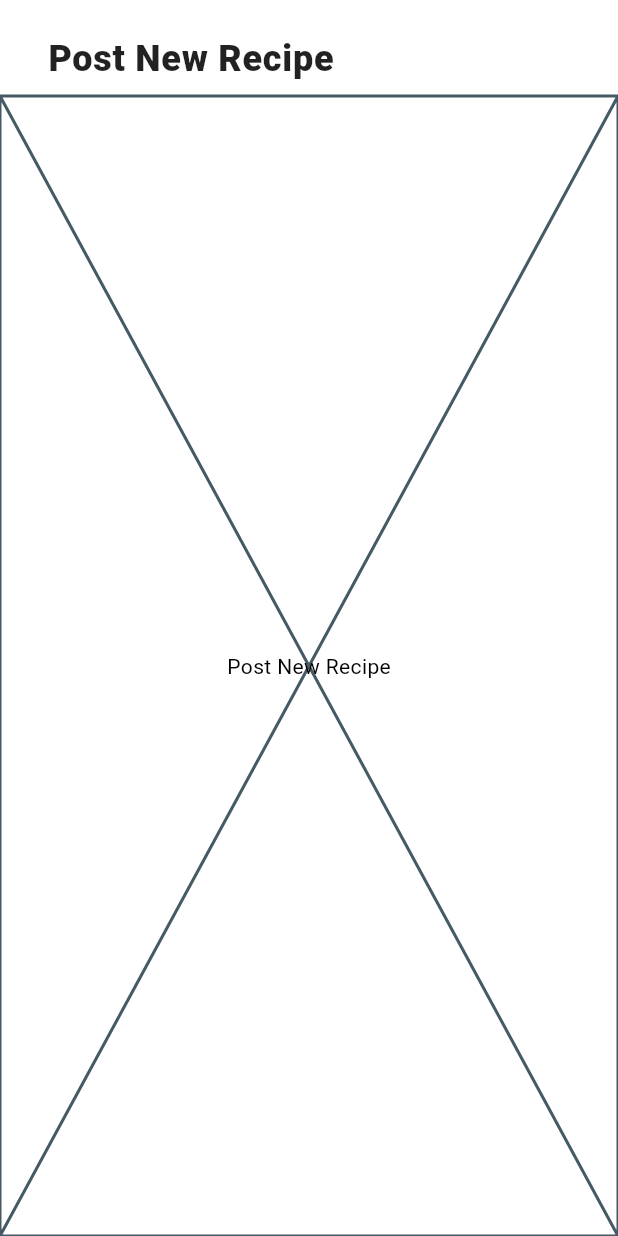
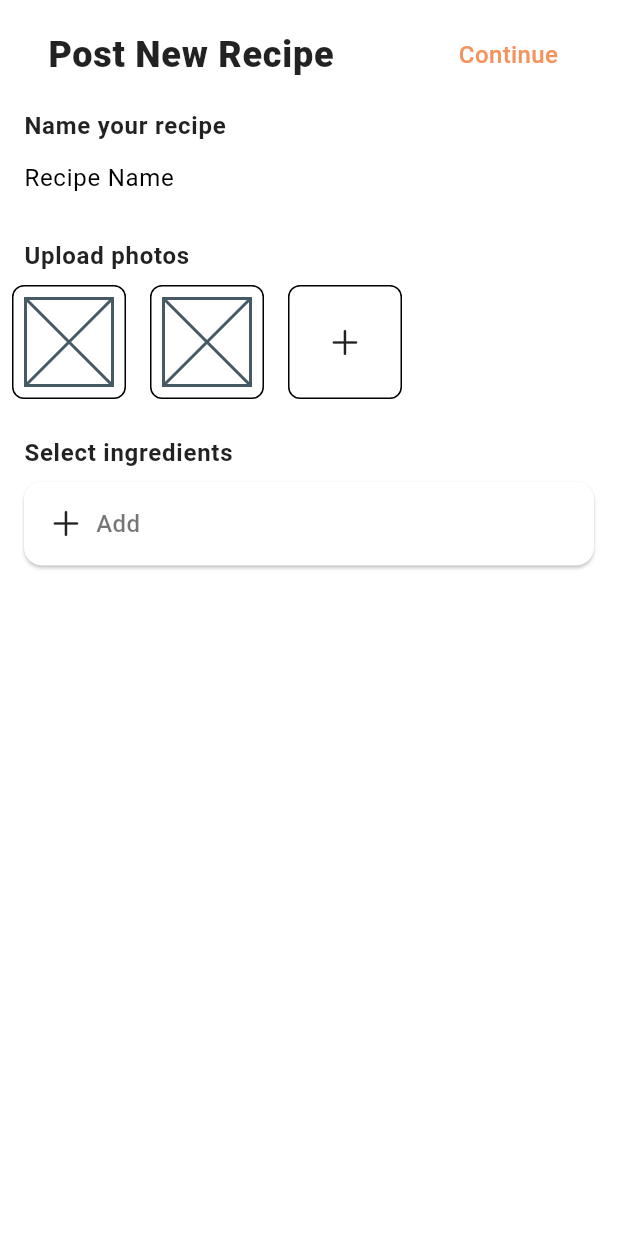
Before and after one commit to BinaryLurkerex/recipe_service, a Flutter app: the PostWidget screen opened directly, on a phone screen of 412 x 824 dp. Run offline on Flutter 3.47's test engine with Material 2 defaults, Android fonts, the phone set to English and light mode, and no system bars; our stand-ins replace auto_route, awesome_bottom_bar, dartz, equatable, firebase_auth, firebase_core and 6 more; accounts and stored records are empty; generated files the repository leaves out were written again; Roboto replaces fonts that are missing (SF-Pro); statements that could not run were skipped.

Commit message:
feat: update widgets

```diff
--- a/lib/presentation/recipes/components/profile_bar.dart
+++ b/lib/presentation/recipes/components/profile_bar.dart
@@ -8,14 +8,16 @@ class ProfileBar extends StatelessWidget {
 
   @override
   Widget build(BuildContext context) {
-    return const Row(
+    return Row(
       children: [
         Expanded(
           child: FittedBox(
-            child: CircleAvatar(),
+            child: CircleAvatar(
+              backgroundColor: Theme.of(context).colorScheme.primary,
+            ),
           ),
         ),
-        Expanded(
+        const Expanded(
           flex: 3,
           child: Row(
             mainAxisAlignment: MainAxisAlignment.spaceEvenly,
--- a/lib/presentation/recipes/components/title_bar.dart
+++ b/lib/presentation/recipes/components/title_bar.dart
@@ -17,9 +17,14 @@ class TitleBar extends PreferredSize {
               vertical: 8.0,
             ),
             child: Stack(
-              children: <Widget>[
+              children: [
                 Align(
                   alignment: Alignment.bottomLeft,
+                  child: Row(
+                    mainAxisSize: MainAxisSize.min,
+                    mainAxisAlignment: MainAxisAlignment.end,
+                    children: [
+                      Expanded(
                         child: Text(
                           title,
                           style: AppTextStyle.dark().display,
@@ -27,12 +32,8 @@ class TitleBar extends PreferredSize {
                           overflow: TextOverflow.ellipsis,
                         ),
                       ),
-                if (actions.isNotEmpty)
-                  Align(
-                    alignment: Alignment.bottomRight,
-                    child: Column(
-                      mainAxisSize: MainAxisSize.min,
-                      children: actions,
+                      ...actions
+                    ],
                   ),
                 ),
               ],
--- a/lib/presentation/recipes/widgets/favs_widget.dart
+++ b/lib/presentation/recipes/widgets/favs_widget.dart
@@ -1,4 +1,5 @@
 import 'package:flutter/material.dart';
+import 'package:recipe/presentation/recipes/components/recipe_card.dart';
 import 'package:recipe/presentation/recipes/components/title_bar.dart';
 
 class FavsWidget extends StatelessWidget {
@@ -10,12 +11,11 @@ class FavsWidget extends StatelessWidget {
       appBar: TitleBar(
         title: 'Favorites',
       ),
-      body: const Placeholder(
-        child: Center(
-          child: Text(
-            'Favorites',
-          ),
-        ),
+      body: ListView.builder(
+        itemCount: 20,
+        itemBuilder: (_, index) {
+          return const RecipeCard();
+        },
       ),
     );
   }
--- a/lib/presentation/recipes/widgets/post_widget.dart
+++ b/lib/presentation/recipes/widgets/post_widget.dart
@@ -1,4 +1,6 @@
+import 'package:flutter/cupertino.dart';
 import 'package:flutter/material.dart';
+import 'package:recipe/presentation/core/app_text_style.dart';
 import 'package:recipe/presentation/recipes/components/title_bar.dart';
 
 class PostWidget extends StatelessWidget {
@@ -9,14 +11,163 @@ class PostWidget extends StatelessWidget {
     return Scaffold(
       appBar: TitleBar(
         title: 'Post New Recipe',
+        actions: [
+          InkWell(
+            borderRadius: BorderRadius.circular(8.0),
+            child: Padding(
+              padding: const EdgeInsets.all(8.0),
+              child: Text(
+                'Continue',
+                style: AppTextStyle.dark().headline.copyWith(
+                      color: Theme.of(context).colorScheme.primary,
+                    ),
+              ),
+            ),
+            onTap: () {
+              //TODO: implement onDoneMethod
+            },
+          ),
+        ],
       ),
-      body: const Placeholder(
-        child: Center(
-          child: Text(
-            'Post New Recipe',
+      body: CustomScrollView(
+        slivers: [
+          SliverToBoxAdapter(
+            child: _PostName(),
           ),
-        ),
+          SliverToBoxAdapter(
+            child: _Images(),
+          ),
+          SliverToBoxAdapter(
+            child: _Ingredients(),
+          ),
+        ],
       ),
     );
   }
 }
+
+class _PostName extends StatelessWidget {
+  @override
+  Widget build(BuildContext context) {
+    return Padding(
+      padding: const EdgeInsets.symmetric(horizontal: 16.0, vertical: 8.0),
+      child: Column(
+        crossAxisAlignment: CrossAxisAlignment.start,
+        children: [
+          Text(
+            'Name your recipe',
+            style: AppTextStyle.dark().body,
+          ),
+          const TextField(
+            decoration: InputDecoration(
+              hintText: 'Recipe Name',
+            ),
+          ),
+        ],
+      ),
+    );
+  }
+}
+
+class _Ingredients extends StatelessWidget {
+  @override
+  Widget build(BuildContext context) {
+    return Padding(
+      padding: const EdgeInsets.symmetric(horizontal: 16.0, vertical: 8.0),
+      child: Column(
+        crossAxisAlignment: CrossAxisAlignment.start,
+        children: [
+          Text(
+            'Select ingredients',
+            style: AppTextStyle.dark().body,
+          ),
+          Card(
+            margin: const EdgeInsets.symmetric(
+              vertical: 8.0,
+            ),
+            child: Container(
+              width: double.infinity,
+              padding: const EdgeInsets.all(16.0),
+              child: Row(
+                children: [
+                  const Icon(
+                    CupertinoIcons.add,
+                  ),
+                  const SizedBox(width: 8.0),
+                  Text(
+                    'Add',
+                    style: AppTextStyle.dark().headline,
+                  ),
+                ],
+              ),
+            ),
+          ),
+        ],
+      ),
+    );
+  }
+}
+
+class _Images extends StatelessWidget {
+  @override
+  Widget build(BuildContext context) {
+    return Padding(
+      padding: const EdgeInsets.symmetric(vertical: 8.0),
+      child: Column(
+        crossAxisAlignment: CrossAxisAlignment.start,
+        children: [
+          Padding(
+            padding: const EdgeInsets.symmetric(
+              horizontal: 16.0,
+            ),
+            child: Text(
+              'Upload photos',
+              style: AppTextStyle.dark().body,
+            ),
+          ),
+          SizedBox(
+            height: 92.0,
+            child: ListView.builder(
+              scrollDirection: Axis.horizontal,
+              itemCount: 3,
+              itemBuilder: (_, index) {
+                if (index == 2) {
+                  return Padding(
+                    padding: const EdgeInsets.all(8.0),
+                    child: AspectRatio(
+                      aspectRatio: 1 / 1,
+                      child: Container(
+                        decoration: BoxDecoration(
+                          border: Border.all(),
+                          borderRadius: BorderRadius.circular(8.0),
+                        ),
+                        child: const Icon(
+                          CupertinoIcons.add,
+                        ),
+                      ),
+                    ),
+                  );
+                }
+
+                return Padding(
+                  padding: const EdgeInsets.all(8.0),
+                  child: AspectRatio(
+                    aspectRatio: 1 / 1,
+                    child: Container(
+                      decoration: BoxDecoration(
+                        border: Border.all(),
+                        borderRadius: BorderRadius.circular(8.0),
+                      ),
+                      padding: const EdgeInsets.all(8.0),
+                      child: const Placeholder(),
+                    ),
+                  ),
+                );
+              },
+            ),
+          ),
+        ],
+      ),
+    );
+  }
+}
```
Lines whose indentation alone changed are shown as unchanged.
